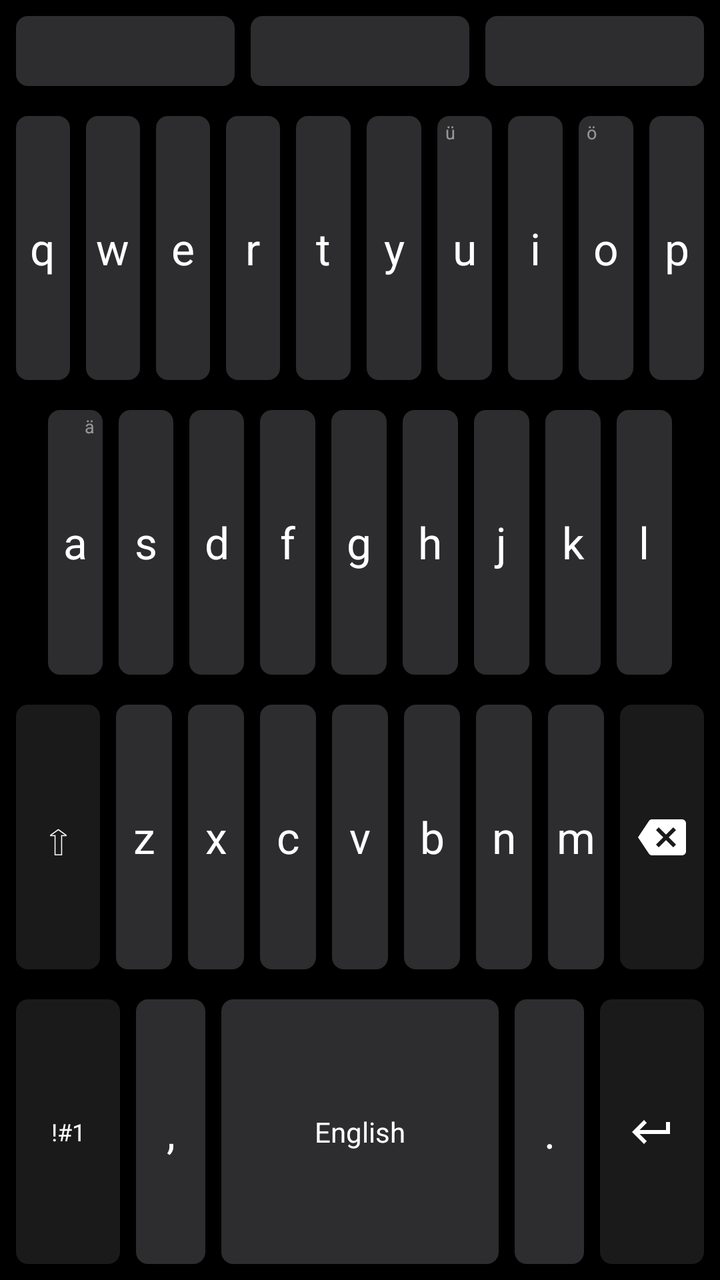
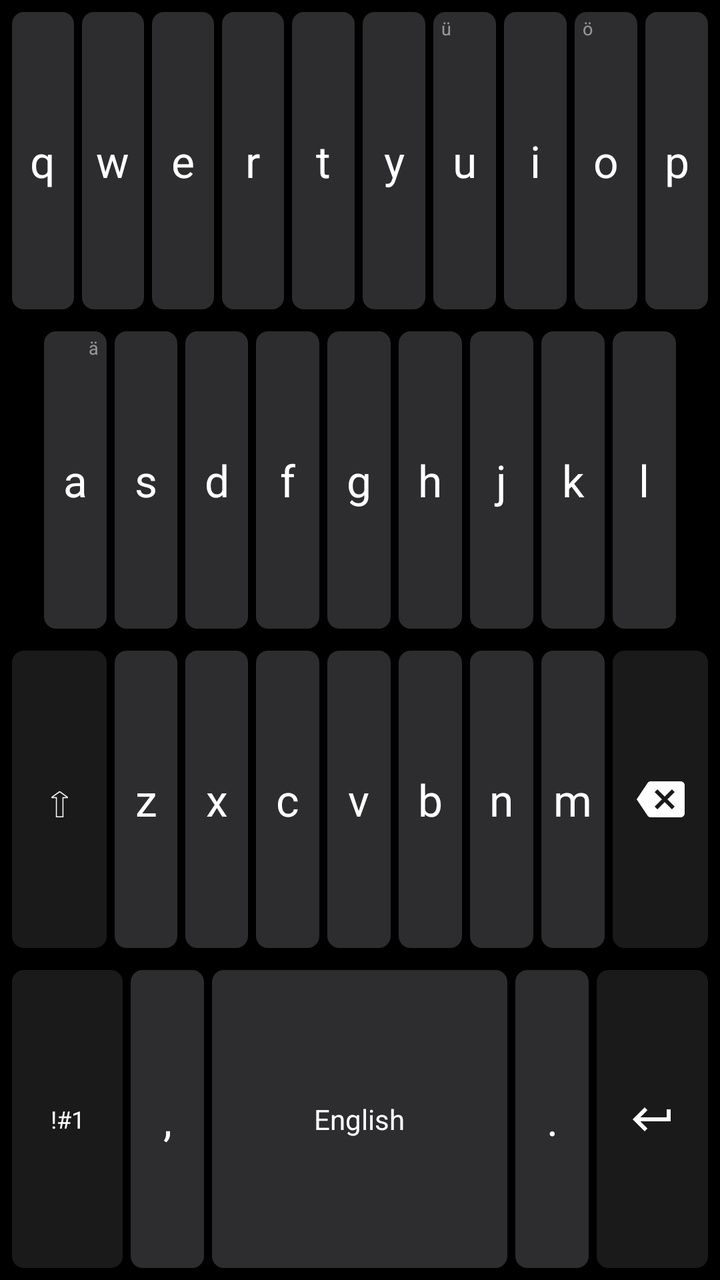

Two renders of the same Android screen: before a commit and after it. Below are the layout's source before the change and the commit's diff.
<!-- AndroidManifest.xml: application theme Theme.TinyDictation -->
<!-- res/layout/keyboard_qwerty_panel.xml -->
<?xml version="1.0" encoding="utf-8"?>
<LinearLayout xmlns:android="http://schemas.android.com/apk/res/android"
    xmlns:app="http://schemas.android.com/apk/res-auto"
    android:id="@+id/qwertyPanel"
    android:layout_width="match_parent"
    android:layout_height="match_parent"
    android:orientation="vertical"
    android:background="@android:color/black"
    android:paddingHorizontal="4dp"
    android:paddingVertical="4dp">

    
    <LinearLayout
        android:id="@+id/predictionStrip"
        android:layout_width="match_parent"
        android:layout_height="43dp"
        android:orientation="horizontal"
        android:layout_marginBottom="7dp">

        <TextView
            android:id="@+id/prediction1"
            android:layout_width="0dp"
            android:layout_height="match_parent"
            android:layout_weight="1"
            android:layout_margin="4dp"
            android:gravity="center"
            android:textSize="16sp"
            android:textColor="@color/keyboard_key_text"
            android:background="@drawable/keyboard_key_background"
            android:clickable="true"
            android:focusable="true" />

        <TextView
            android:id="@+id/prediction2"
            android:layout_width="0dp"
            android:layout_height="match_parent"
            android:layout_weight="1"
            android:layout_margin="4dp"
            android:gravity="center"
            android:textSize="16sp"
            android:textStyle="bold"
            android:textColor="@color/keyboard_key_text"
            android:background="@drawable/keyboard_key_background"
            android:clickable="true"
            android:focusable="true" />

        <TextView
            android:id="@+id/prediction3"
            android:layout_width="0dp"
            android:layout_height="match_parent"
            android:layout_weight="1"
            android:layout_margin="4dp"
            android:gravity="center"
            android:textSize="16sp"
            android:textColor="@color/keyboard_key_text"
            android:background="@drawable/keyboard_key_background"
            android:clickable="true"
            android:focusable="true" />

    </LinearLayout>

    
    <LinearLayout
        android:id="@+id/numberRow"
        android:layout_width="match_parent"
        android:layout_height="43dp"
        android:orientation="horizontal"
        android:layout_marginBottom="7dp"
        android:visibility="gone">

        <TextView android:id="@+id/key_1" style="@style/KeyboardKey" android:text="1" />
        <TextView android:id="@+id/key_2" style="@style/KeyboardKey" android:text="2" />
        <TextView android:id="@+id/key_3" style="@style/KeyboardKey" android:text="3" />
        <TextView android:id="@+id/key_4" style="@style/KeyboardKey" android:text="4" />
        <TextView android:id="@+id/key_5" style="@style/KeyboardKey" android:text="5" />
        <TextView android:id="@+id/key_6" style="@style/KeyboardKey" android:text="6" />
        <TextView android:id="@+id/key_7" style="@style/KeyboardKey" android:text="7" />
        <TextView android:id="@+id/key_8" style="@style/KeyboardKey" android:text="8" />
        <TextView android:id="@+id/key_9" style="@style/KeyboardKey" android:text="9" />
        <TextView android:id="@+id/key_0" style="@style/KeyboardKey" android:text="0" />
    </LinearLayout>

    
    <LinearLayout
        android:layout_width="match_parent"
        android:layout_height="0dp"
        android:layout_weight="1"
        android:layout_marginBottom="7dp"
        android:orientation="horizontal">

        <FrameLayout style="@style/KeyboardKeyFrame">
            <TextView android:id="@+id/key_q" style="@style/KeyboardKeyText" android:text="q" />
            <TextView android:id="@+id/hint_q" style="@style/KeyboardKeyHint" android:text="1" android:visibility="gone" />
        </FrameLayout>
        <FrameLayout style="@style/KeyboardKeyFrame">
            <TextView android:id="@+id/key_w" style="@style/KeyboardKeyText" android:text="w" />
            <TextView android:id="@+id/hint_w" style="@style/KeyboardKeyHint" android:text="2" android:visibility="gone" />
        </FrameLayout>
        <FrameLayout style="@style/KeyboardKeyFrame">
            <TextView android:id="@+id/key_e" style="@style/KeyboardKeyText" android:text="e" />
            <TextView android:id="@+id/hint_e" style="@style/KeyboardKeyHint" android:text="3" android:visibility="gone" />
        </FrameLayout>
        <FrameLayout style="@style/KeyboardKeyFrame">
            <TextView android:id="@+id/key_r" style="@style/KeyboardKeyText" android:text="r" />
            <TextView android:id="@+id/hint_r" style="@style/KeyboardKeyHint" android:text="4" android:visibility="gone" />
        </FrameLayout>
        <FrameLayout style="@style/KeyboardKeyFrame">
            <TextView android:id="@+id/key_t" style="@style/KeyboardKeyText" android:text="t" />
            <TextView android:id="@+id/hint_t" style="@style/KeyboardKeyHint" android:text="5" android:visibility="gone" />
        </FrameLayout>
        <FrameLayout style="@style/KeyboardKeyFrame">
            <TextView android:id="@+id/key_y" style="@style/KeyboardKeyText" android:text="y" />
            <TextView android:id="@+id/hint_y" style="@style/KeyboardKeyHint" android:text="6" android:visibility="gone" />
        </FrameLayout>
        <FrameLayout style="@style/KeyboardKeyFrame">
            <TextView android:id="@+id/key_u" style="@style/KeyboardKeyText" android:text="u" />
            <TextView android:id="@+id/hint_u" style="@style/KeyboardKeyHint" android:text="7" android:visibility="gone" />
            <TextView android:id="@+id/hint_u_umlaut" style="@style/KeyboardKeyHintLeft" android:text="ü" android:visibility="visible" />
        </FrameLayout>
        <FrameLayout style="@style/KeyboardKeyFrame">
            <TextView android:id="@+id/key_i" style="@style/KeyboardKeyText" android:text="i" />
            <TextView android:id="@+id/hint_i" style="@style/KeyboardKeyHint" android:text="8" android:visibility="gone" />
        </FrameLayout>
        <FrameLayout style="@style/KeyboardKeyFrame">
            <TextView android:id="@+id/key_o" style="@style/KeyboardKeyText" android:text="o" />
            <TextView android:id="@+id/hint_o" style="@style/KeyboardKeyHint" android:text="9" android:visibility="gone" />
            <TextView android:id="@+id/hint_o_umlaut" style="@style/KeyboardKeyHintLeft" android:text="ö" android:visibility="visible" />
        </FrameLayout>
        <FrameLayout style="@style/KeyboardKeyFrame">
            <TextView android:id="@+id/key_p" style="@style/KeyboardKeyText" android:text="p" />
            <TextView android:id="@+id/hint_p" style="@style/KeyboardKeyHint" android:text="0" android:visibility="gone" />
        </FrameLayout>
    </LinearLayout>

    
    <LinearLayout
        android:layout_width="match_parent"
        android:layout_height="0dp"
        android:layout_weight="1"
        android:layout_marginBottom="7dp"
        android:orientation="horizontal"
        android:paddingHorizontal="16dp">

        <FrameLayout style="@style/KeyboardKeyFrame">
            <TextView android:id="@+id/key_a" style="@style/KeyboardKeyText" android:text="a" />
            <TextView android:id="@+id/hint_a" style="@style/KeyboardKeyHint" android:text="ä" android:visibility="visible" />
        </FrameLayout>
        <TextView android:id="@+id/key_s" style="@style/KeyboardKey" android:text="s" />
        <TextView android:id="@+id/key_d" style="@style/KeyboardKey" android:text="d" />
        <TextView android:id="@+id/key_f" style="@style/KeyboardKey" android:text="f" />
        <TextView android:id="@+id/key_g" style="@style/KeyboardKey" android:text="g" />
        <TextView android:id="@+id/key_h" style="@style/KeyboardKey" android:text="h" />
        <TextView android:id="@+id/key_j" style="@style/KeyboardKey" android:text="j" />
        <TextView android:id="@+id/key_k" style="@style/KeyboardKey" android:text="k" />
        <TextView android:id="@+id/key_l" style="@style/KeyboardKey" android:text="l" />
    </LinearLayout>

    
    <LinearLayout
        android:layout_width="match_parent"
        android:layout_height="0dp"
        android:layout_weight="1"
        android:layout_marginBottom="7dp"
        android:orientation="horizontal">

        <TextView android:id="@+id/key_shift" style="@style/KeyboardKeyWide" android:text="⇧" android:textSize="22sp" />
        <TextView android:id="@+id/key_z" style="@style/KeyboardKey" android:text="z" />
        <TextView android:id="@+id/key_x" style="@style/KeyboardKey" android:text="x" />
        <TextView android:id="@+id/key_c" style="@style/KeyboardKey" android:text="c" />
        <TextView android:id="@+id/key_v" style="@style/KeyboardKey" android:text="v" />
        <TextView android:id="@+id/key_b" style="@style/KeyboardKey" android:text="b" />
        <TextView android:id="@+id/key_n" style="@style/KeyboardKey" android:text="n" />
        <TextView android:id="@+id/key_m" style="@style/KeyboardKey" android:text="m" />
        <ImageView android:id="@+id/key_backspace" style="@style/KeyboardKeyWide"
            android:src="@drawable/ic_keyboard_backspace"
            android:scaleType="center"
            android:contentDescription="Backspace" />
    </LinearLayout>

    
    <LinearLayout
        android:layout_width="match_parent"
        android:layout_height="0dp"
        android:layout_weight="1"
        android:orientation="horizontal">

        <TextView android:id="@+id/key_numbers" style="@style/KeyboardKeyWide" android:text="!#1" android:textSize="12sp" />
        <TextView android:id="@+id/key_comma" style="@style/KeyboardKey" android:text="," />
        <TextView android:id="@+id/key_space" style="@style/KeyboardKeySpace" android:text="English" android:textSize="14sp" android:textAllCaps="false" />
        <TextView android:id="@+id/key_period" style="@style/KeyboardKey" android:text="." />
        <ImageView android:id="@+id/key_enter" style="@style/KeyboardKeyWide"
            android:src="@drawable/ic_keyboard_enter"
            android:scaleType="center"
            android:contentDescription="Enter" />
    </LinearLayout>

</LinearLayout>
<!-- resources referenced by this layout -->
<resources>
  <color name="keyboard_key_text">#FFFFFF</color>
  <!-- drawable ic_keyboard_enter (drawable) -->
  <?xml version="1.0" encoding="utf-8"?>
  <vector xmlns:android="http://schemas.android.com/apk/res/android"
      android:width="24dp"
      android:height="24dp"
      android:viewportWidth="24"
      android:viewportHeight="24">
      <path
          android:pathData="M19,7v4H5.83l3.58,-3.59L8,6l-6,6l6,6l1.41,-1.41L5.83,13H21V7H19z"
          android:fillColor="@color/keyboard_key_text" />
  </vector>
  <style name="KeyboardKey">
          <item name="android:layout_width">0dp</item>
          <item name="android:layout_height">match_parent</item>
          <item name="android:layout_weight">1</item>
          <item name="android:layout_margin">4dp</item>
          <item name="android:gravity">center</item>
          <item name="android:textSize">22sp</item>
          <item name="android:textColor">@color/keyboard_key_text</item>
          <item name="android:textAllCaps">false</item>
          <item name="android:background">@drawable/keyboard_key_background</item>
          <item name="android:clickable">true</item>
          <item name="android:focusable">true</item>
      </style>
  <style name="KeyboardKeyFrame">
          <item name="android:layout_width">0dp</item>
          <item name="android:layout_height">match_parent</item>
          <item name="android:layout_weight">1</item>
          <item name="android:layout_margin">4dp</item>
          <item name="android:background">@drawable/keyboard_key_background</item>
          <item name="android:clickable">true</item>
          <item name="android:focusable">true</item>
      </style>
  <style name="KeyboardKeyHint">
          <item name="android:layout_width">wrap_content</item>
          <item name="android:layout_height">wrap_content</item>
          <item name="android:layout_gravity">top|end</item>
          <item name="android:textSize">9sp</item>
          <item name="android:textColor">#80FFFFFF</item>
          <item name="android:paddingTop">2dp</item>
          <item name="android:paddingEnd">4dp</item>
      </style>
  <style name="KeyboardKeySpace" parent="KeyboardKey">
          <item name="android:layout_weight">4</item>
      </style>
  <style name="KeyboardKeyText">
          <item name="android:layout_width">match_parent</item>
          <item name="android:layout_height">match_parent</item>
          <item name="android:gravity">center</item>
          <item name="android:textSize">22sp</item>
          <item name="android:textColor">@color/keyboard_key_text</item>
          <item name="android:textAllCaps">false</item>
      </style>
  <style name="KeyboardKeyWide" parent="KeyboardKey">
          <item name="android:layout_weight">1.5</item>
          <item name="android:textSize">16sp</item>
          <item name="android:background">@drawable/keyboard_key_accent_background</item>
      </style>
  <color name="primary">#6750A4</color>
  <color name="keyboard_key_background">#2D2D2F</color>
  <style name="SquareButton" parent="Widget.Material3.Button">
          <item name="shapeAppearance">@style/SquareShape</item>
          <item name="android:insetTop">0dp</item>
          <item name="android:insetBottom">0dp</item>
      </style>
  <color name="primary_container">#EADDFF</color>
  <color name="on_primary">#FFFFFF</color>
  <color name="secondary">#625B71</color>
  <color name="secondary_container">#E8DEF8</color>
  <color name="on_secondary">#FFFFFF</color>
  <color name="error">#B3261E</color>
  <color name="on_error">#FFFFFF</color>
  <color name="surface">#FFFBFE</color>
  <color name="on_surface">#1C1B1F</color>
  <color name="surface_variant">#F3EDF7</color>
  <color name="on_surface_variant">#49454F</color>
  <color name="outline">#79747E</color>
  <color name="dictation_bar_button">#1A1A1A</color>
  <style name="SquareShape" parent="">
          <item name="cornerSize">0dp</item>
      </style>
  <!-- unchanged entries left out for length: 5 -->
</resources>

<!-- the commit's change to res/layout/keyboard_qwerty_panel.xml (unified diff, before → after) -->
@@ -15,7 +15,8 @@
         android:layout_width="match_parent"
         android:layout_height="43dp"
         android:orientation="horizontal"
-        android:layout_marginBottom="7dp">
+        android:layout_marginBottom="7dp"
+        android:visibility="gone">
 
         <TextView
             android:id="@+id/prediction1"
<!-- resource entries referenced after the edit -->
@@ -16,7 +16,7 @@
           <item name="android:layout_width">0dp</item>
           <item name="android:layout_height">match_parent</item>
           <item name="android:layout_weight">1</item>
-          <item name="android:layout_margin">4dp</item>
+          <item name="android:layout_margin">2dp</item>
           <item name="android:gravity">center</item>
           <item name="android:textSize">22sp</item>
           <item name="android:textColor">@color/keyboard_key_text</item>
@@ -29,7 +29,7 @@
           <item name="android:layout_width">0dp</item>
           <item name="android:layout_height">match_parent</item>
           <item name="android:layout_weight">1</item>
-          <item name="android:layout_margin">4dp</item>
+          <item name="android:layout_margin">2dp</item>
           <item name="android:background">@drawable/keyboard_key_background</item>
           <item name="android:clickable">true</item>
           <item name="android:focusable">true</item>
